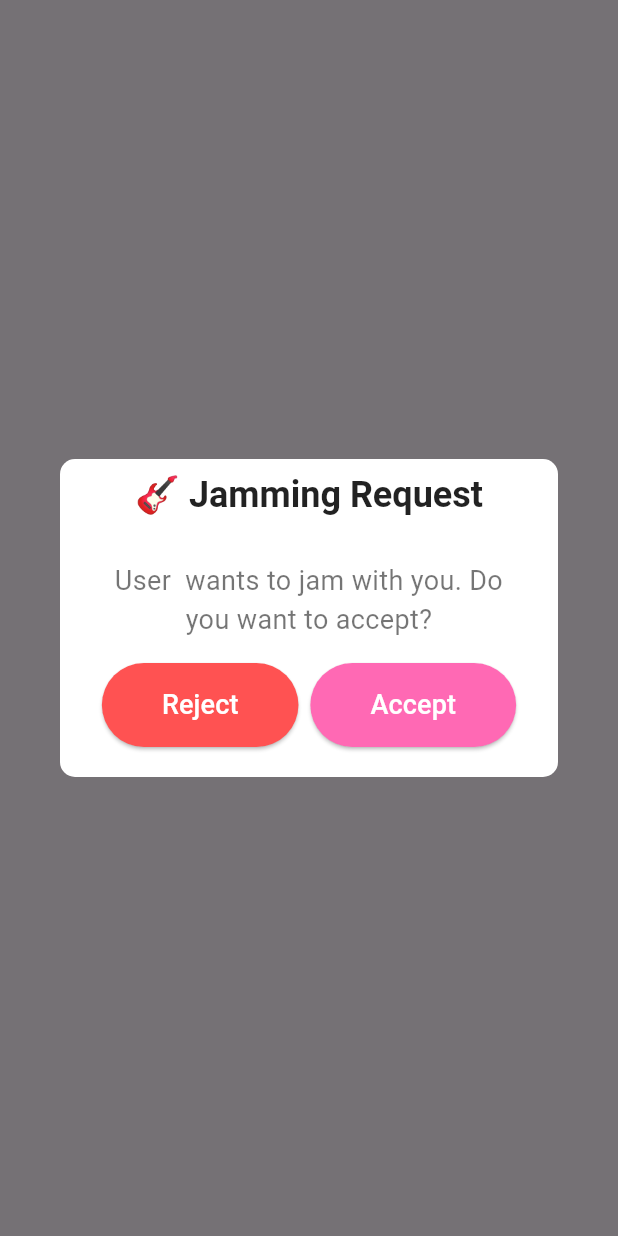
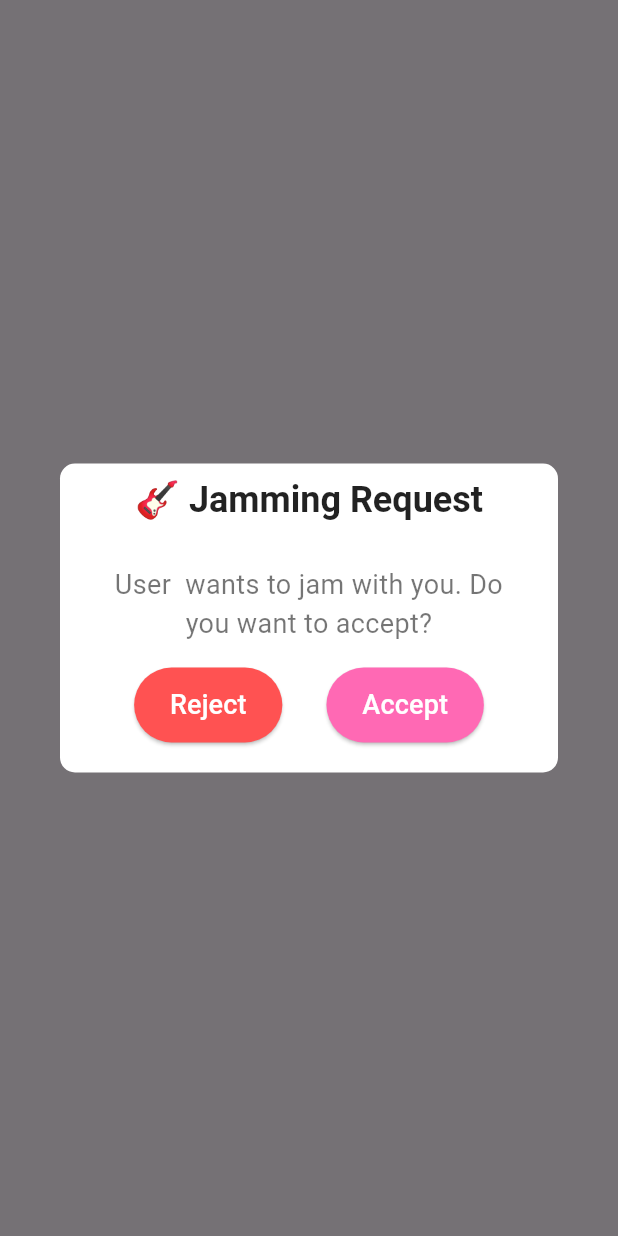
Before and after one commit to abdulmoiz2501/meetaroundv2, a Flutter app: what showJammingRequestDialog() shows on an empty page, opened directly with empty values, on a phone screen of 412 x 824 dp. Run offline on Flutter 3.47's test engine with Material 3 defaults, Android fonts, the phone set to English and light mode, and no system bars; our stand-ins replace dotted_border, flutter_datetime_picker_plus, flutter_screenutil, flutter_svg, geocoding, geolocator and 11 more; missing offline and left inert: web_socket_client; accounts and stored records are empty; network calls fail; project files that could hold a hidden picture were left out.

Commit message:
latest push

```diff
--- a/lib/app/widgets/jamming_request_alertBox.dart
+++ b/lib/app/widgets/jamming_request_alertBox.dart
@@ -1,6 +1,8 @@
 import 'dart:ui';
 import 'package:flutter/material.dart';
+import 'package:flutter_screenutil/flutter_screenutil.dart';
 import 'package:get/get.dart';
+import 'package:scratch_project/app/modules/bottomNavBar/views/bottom_nav_bar_view.dart';
 
 void showJammingRequestDialog({
   required String name,
@@ -34,9 +36,9 @@ void showJammingRequestDialog({
             },
             style: ElevatedButton.styleFrom(
               backgroundColor: Colors.redAccent,
-              padding: EdgeInsets.symmetric(horizontal: 40, vertical: 15),
+              padding: EdgeInsets.symmetric(horizontal: 20.h, vertical: 10.h),
               shape: RoundedRectangleBorder(
-                borderRadius: BorderRadius.circular(30),
+                borderRadius: BorderRadius.circular(30.r),
               ),
             ),
             child: const Text(
@@ -54,9 +56,9 @@ void showJammingRequestDialog({
             },
             style: ElevatedButton.styleFrom(
               backgroundColor: Color(0xFFFF69B4),
-              padding: EdgeInsets.symmetric(horizontal: 40, vertical: 15),
+              padding: EdgeInsets.symmetric(horizontal: 20.h, vertical: 10.h),
               shape: RoundedRectangleBorder(
-                borderRadius: BorderRadius.circular(30),
+                borderRadius: BorderRadius.circular(30.r),
               ),
             ),
             child: const Text(
```
